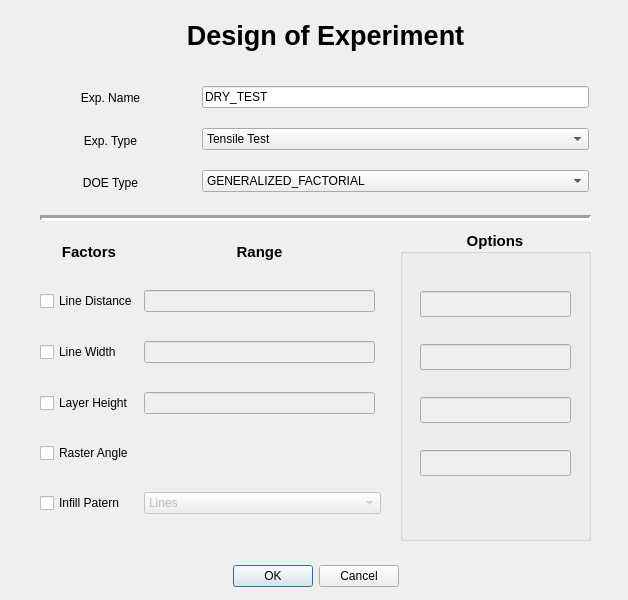
Old version of the form snu_idim_gui/DoE_Create.ui in the repository SNU-IDIM/SmartLab.
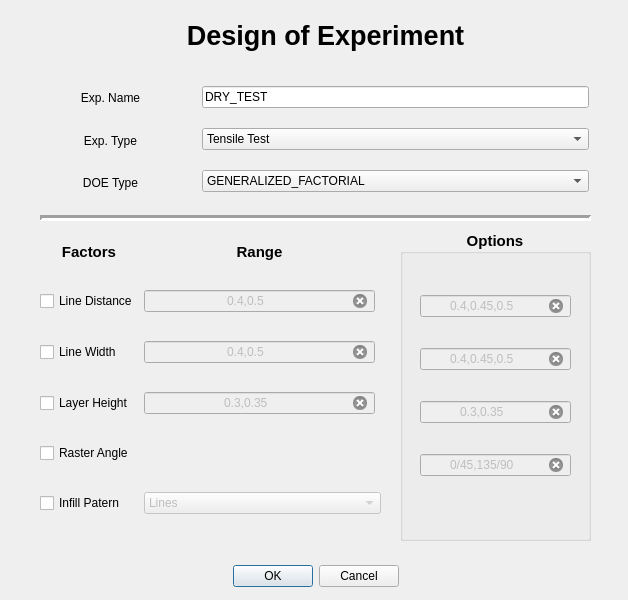
New version of the form.

Patch:
```diff
--- a/snu_idim_gui/DoE_Create.ui
+++ b/snu_idim_gui/DoE_Create.ui
@@ -226,6 +226,20 @@
       <property name="enabled">
        <bool>false</bool>
       </property>
+      <property name="font">
+       <font>
+        <family>Arial</family>
+       </font>
+      </property>
+      <property name="text">
+       <string>0.4,0.5</string>
+      </property>
+      <property name="alignment">
+       <set>Qt::AlignCenter</set>
+      </property>
+      <property name="clearButtonEnabled">
+       <bool>true</bool>
+      </property>
      </widget>
     </item>
     <item row="1" column="0">
@@ -263,6 +277,20 @@
       <property name="enabled">
        <bool>false</bool>
       </property>
+      <property name="font">
+       <font>
+        <family>Arial</family>
+       </font>
+      </property>
+      <property name="text">
+       <string>0.3,0.35</string>
+      </property>
+      <property name="alignment">
+       <set>Qt::AlignCenter</set>
+      </property>
+      <property name="clearButtonEnabled">
+       <bool>true</bool>
+      </property>
      </widget>
     </item>
     <item row="3" column="0">
@@ -306,11 +334,19 @@
       <property name="enabled">
        <bool>false</bool>
       </property>
+      <property name="font">
+       <font>
+        <family>Arial</family>
+       </font>
+      </property>
       <property name="inputMask">
        <string/>
       </property>
       <property name="text">
-       <string/>
+       <string>0.4,0.5</string>
+      </property>
+      <property name="alignment">
+       <set>Qt::AlignCenter</set>
       </property>
       <property name="clearButtonEnabled">
        <bool>true</bool>
@@ -390,6 +426,25 @@
          <verstretch>0</verstretch>
         </sizepolicy>
        </property>
+       <property name="font">
+        <font>
+         <pointsize>9</pointsize>
+         <weight>50</weight>
+         <bold>false</bold>
+        </font>
+       </property>
+       <property name="inputMask">
+        <string/>
+       </property>
+       <property name="text">
+        <string>0.4,0.45,0.5</string>
+       </property>
+       <property name="alignment">
+        <set>Qt::AlignCenter</set>
+       </property>
+       <property name="clearButtonEnabled">
+        <bool>true</bool>
+       </property>
       </widget>
      </item>
      <item>
@@ -397,6 +452,22 @@
        <property name="enabled">
         <bool>false</bool>
        </property>
+       <property name="font">
+        <font>
+         <pointsize>9</pointsize>
+         <weight>50</weight>
+         <bold>false</bold>
+        </font>
+       </property>
+       <property name="text">
+        <string>0.4,0.45,0.5</string>
+       </property>
+       <property name="alignment">
+        <set>Qt::AlignCenter</set>
+       </property>
+       <property name="clearButtonEnabled">
+        <bool>true</bool>
+       </property>
       </widget>
      </item>
      <item>
@@ -404,6 +475,22 @@
        <property name="enabled">
         <bool>false</bool>
        </property>
+       <property name="font">
+        <font>
+         <pointsize>9</pointsize>
+         <weight>50</weight>
+         <bold>false</bold>
+        </font>
+       </property>
+       <property name="text">
+        <string>0.3,0.35</string>
+       </property>
+       <property name="alignment">
+        <set>Qt::AlignCenter</set>
+       </property>
+       <property name="clearButtonEnabled">
+        <bool>true</bool>
+       </property>
       </widget>
      </item>
      <item>
@@ -417,6 +504,25 @@
          <verstretch>0</verstretch>
         </sizepolicy>
        </property>
+       <property name="font">
+        <font>
+         <pointsize>9</pointsize>
+         <weight>50</weight>
+         <bold>false</bold>
+        </font>
+       </property>
+       <property name="inputMask">
+        <string/>
+       </property>
+       <property name="text">
+        <string>0/45,135/90</string>
+       </property>
+       <property name="alignment">
+        <set>Qt::AlignCenter</set>
+       </property>
+       <property name="clearButtonEnabled">
+        <bool>true</bool>
+       </property>
       </widget>
      </item>
      <item>
```
